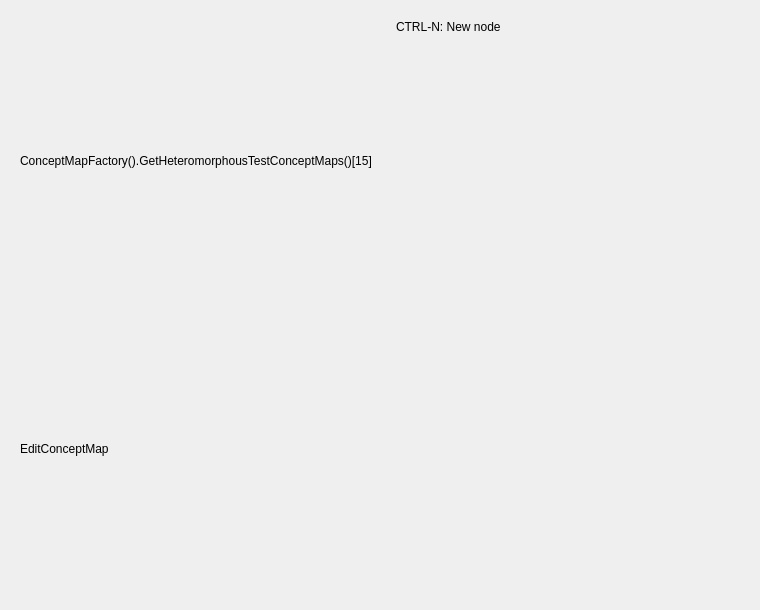
Qt form Tools/ToolTestConceptMap/qttesteditconceptmapdialog.ui (richelbilderbeek/ProjectRichelBilderbeek) before a commit.
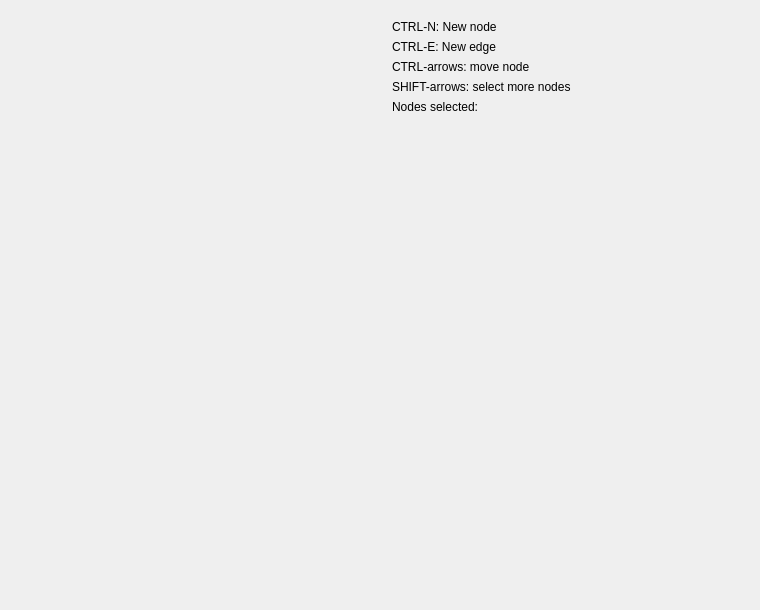
The same form after that commit.

The edit to the form file:
```diff
--- a/Tools/ToolTestConceptMap/qttesteditconceptmapdialog.ui
+++ b/Tools/ToolTestConceptMap/qttesteditconceptmapdialog.ui
@@ -16,22 +16,7 @@
   <layout class="QHBoxLayout" name="horizontalLayout">
    <item>
     <widget class="QWidget" name="widget" native="true">
-     <layout class="QVBoxLayout" name="verticalLayout_2">
-      <item>
-       <widget class="QLabel" name="label_test">
-        <property name="text">
-         <string>ConceptMapFactory().GetHeteromorphousTestConceptMaps()[15]</string>
-        </property>
-       </widget>
-      </item>
-      <item>
-       <widget class="QLabel" name="label_conceptmap_type">
-        <property name="text">
-         <string>EditConceptMap</string>
-        </property>
-       </widget>
-      </item>
-     </layout>
+     <layout class="QVBoxLayout" name="verticalLayout_2"/>
     </widget>
    </item>
    <item>
@@ -47,6 +32,34 @@
         </property>
        </widget>
       </item>
+      <item>
+       <widget class="QLabel" name="label_2">
+        <property name="text">
+         <string>CTRL-E: New edge</string>
+        </property>
+       </widget>
+      </item>
+      <item>
+       <widget class="QLabel" name="label_3">
+        <property name="text">
+         <string>CTRL-arrows: move node</string>
+        </property>
+       </widget>
+      </item>
+      <item>
+       <widget class="QLabel" name="label_4">
+        <property name="text">
+         <string>SHIFT-arrows: select more nodes</string>
+        </property>
+       </widget>
+      </item>
+      <item>
+       <widget class="QLabel" name="label_nodes_selected">
+        <property name="text">
+         <string>Nodes selected:</string>
+        </property>
+       </widget>
+      </item>
       <item>
        <spacer name="verticalSpacer">
         <property name="orientation">
```
Left out of the diff: 2 changed lines with no effect on the pictures.
